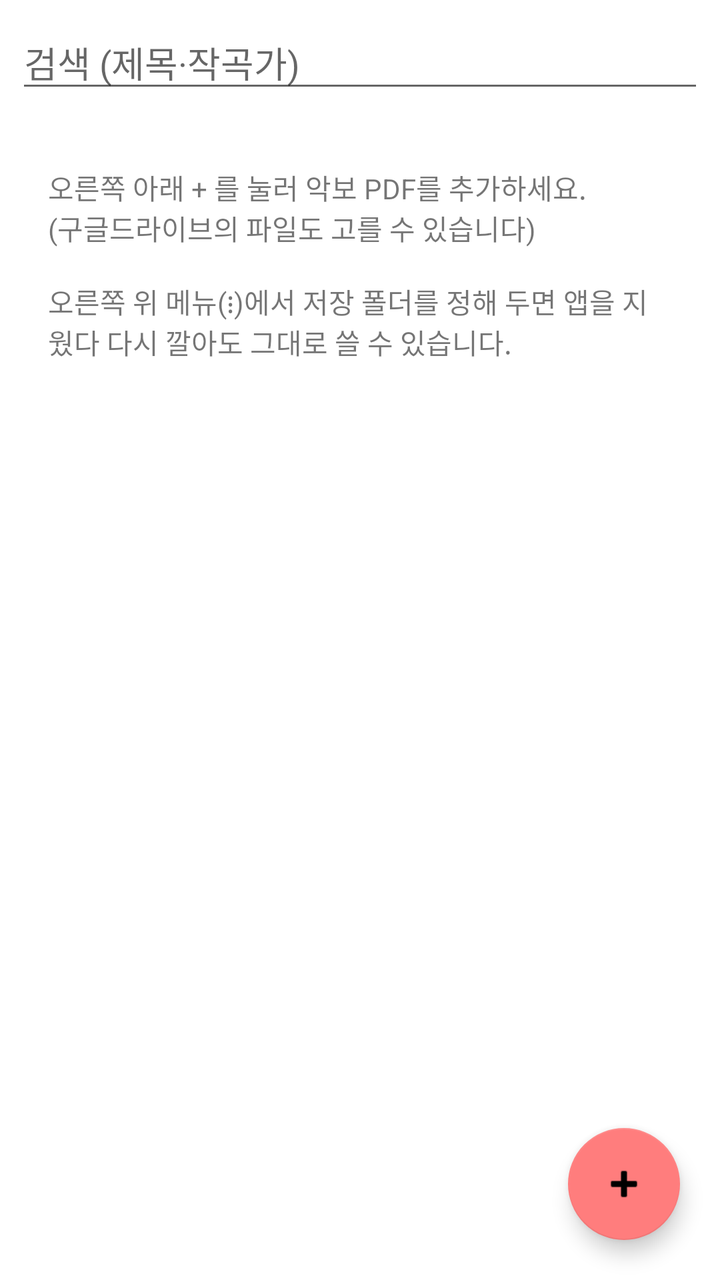
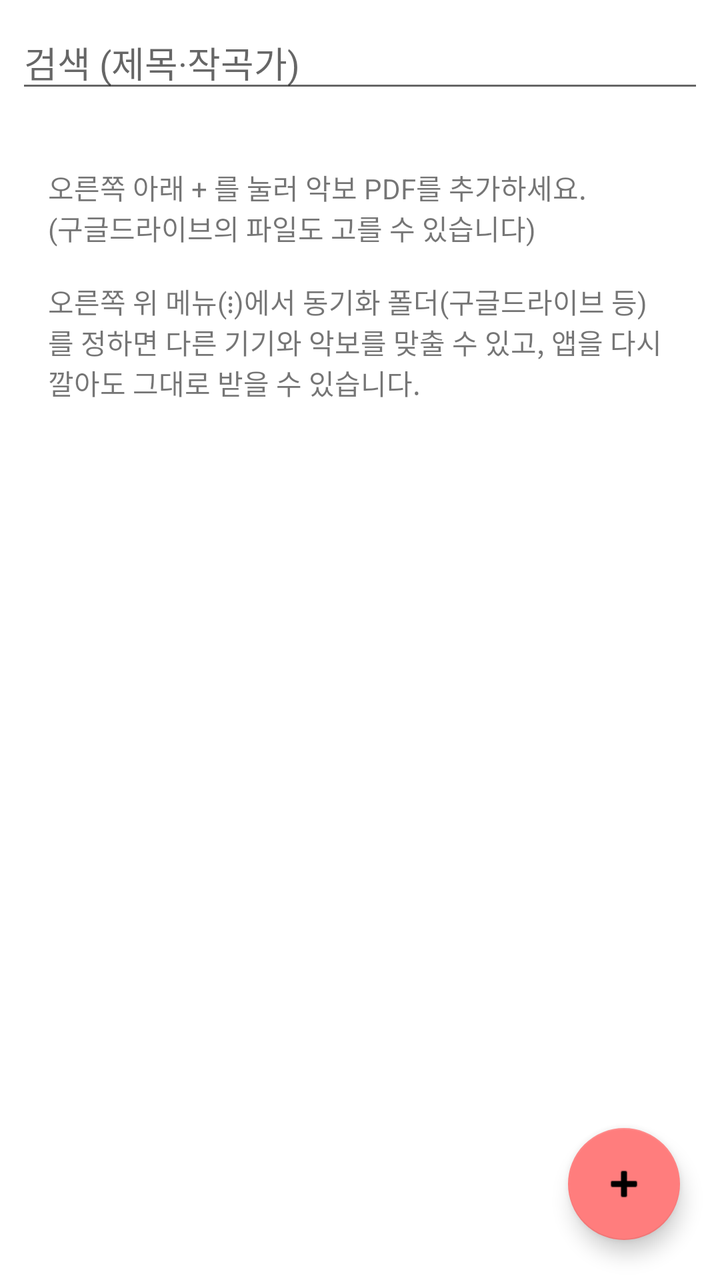

The first picture is an Android layout as it rendered before a commit; the second is the same layout after the commit. The layout source and the unified diff follow.
<!-- AndroidManifest.xml: application theme AppTheme -->
<!-- res/layout/activity_main.xml -->
<?xml version="1.0" encoding="utf-8"?>
<FrameLayout xmlns:android="http://schemas.android.com/apk/res/android"
    android:layout_width="match_parent" android:layout_height="match_parent">
    <LinearLayout android:layout_width="match_parent" android:layout_height="match_parent"
        android:orientation="vertical">
        <EditText android:id="@+id/search" android:layout_width="match_parent"
            android:layout_height="wrap_content" android:hint="검색 (제목·작곡가)"
            android:inputType="text" android:layout_margin="8dp" />
        <TextView android:id="@+id/empty" android:layout_width="match_parent"
            android:layout_height="wrap_content" android:padding="24dp"
            android:text="오른쪽 아래 + 를 눌러 악보 PDF를 추가하세요.\n(구글드라이브의 파일도 고를 수 있습니다)\n\n오른쪽 위 메뉴(⋮)에서 저장 폴더를 정해 두면 앱을 지웠다 다시 깔아도 그대로 쓸 수 있습니다." />
        <androidx.recyclerview.widget.RecyclerView android:id="@+id/list"
            android:layout_width="match_parent" android:layout_height="match_parent" />
    </LinearLayout>
    <com.google.android.material.floatingactionbutton.FloatingActionButton
        android:id="@+id/add" android:layout_width="wrap_content" android:layout_height="wrap_content"
        android:layout_gravity="bottom|end" android:layout_margin="20dp"
        android:src="@android:drawable/ic_input_add" android:contentDescription="악보 추가" />
</FrameLayout>
<!-- resources referenced by this layout -->
<resources>
  <style name="AppTheme" parent="Theme.MaterialComponents.DayNight.DarkActionBar">
          <item name="colorPrimary">#3F51B5</item>
          <item name="colorPrimaryVariant">#303F9F</item>
          <item name="colorSecondary">#FF7D7D</item>
      </style>
</resources>

<!-- the commit's change to res/layout/activity_main.xml (unified diff, before → after) -->
@@ -3,12 +3,22 @@
     android:layout_width="match_parent" android:layout_height="match_parent">
     <LinearLayout android:layout_width="match_parent" android:layout_height="match_parent"
         android:orientation="vertical">
+        <LinearLayout android:id="@+id/syncBar" android:layout_width="match_parent" android:layout_height="wrap_content"
+            android:orientation="horizontal" android:gravity="center_vertical" android:background="#EEF3FA"
+            android:paddingStart="12dp" android:paddingEnd="4dp" android:visibility="gone">
+            <TextView android:id="@+id/syncInfo" android:layout_width="0dp" android:layout_weight="1"
+                android:layout_height="wrap_content" android:textSize="13sp" android:text="동기화" />
+            <Button android:id="@+id/syncReceive" style="?attr/materialButtonOutlinedStyle" android:layout_width="wrap_content"
+                android:layout_height="wrap_content" android:minWidth="0dp" android:text="받기" />
+            <Button android:id="@+id/syncSend" android:layout_width="wrap_content" android:layout_height="wrap_content"
+                android:layout_marginStart="6dp" android:minWidth="0dp" android:text="올리기" />
+        </LinearLayout>
         <EditText android:id="@+id/search" android:layout_width="match_parent"
             android:layout_height="wrap_content" android:hint="검색 (제목·작곡가)"
             android:inputType="text" android:layout_margin="8dp" />
         <TextView android:id="@+id/empty" android:layout_width="match_parent"
             android:layout_height="wrap_content" android:padding="24dp"
-            android:text="오른쪽 아래 + 를 눌러 악보 PDF를 추가하세요.\n(구글드라이브의 파일도 고를 수 있습니다)\n\n오른쪽 위 메뉴(⋮)에서 저장 폴더를 정해 두면 앱을 지웠다 다시 깔아도 그대로 쓸 수 있습니다." />
+            android:text="오른쪽 아래 + 를 눌러 악보 PDF를 추가하세요.\n(구글드라이브의 파일도 고를 수 있습니다)\n\n오른쪽 위 메뉴(⋮)에서 동기화 폴더(구글드라이브 등)를 정하면 다른 기기와 악보를 맞출 수 있고, 앱을 다시 깔아도 그대로 받을 수 있습니다." />
         <androidx.recyclerview.widget.RecyclerView android:id="@+id/list"
             android:layout_width="match_parent" android:layout_height="match_parent" />
     </LinearLayout>
